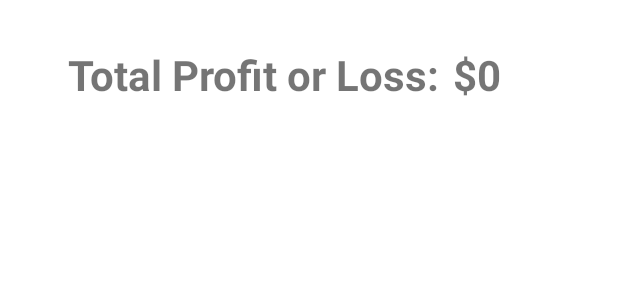
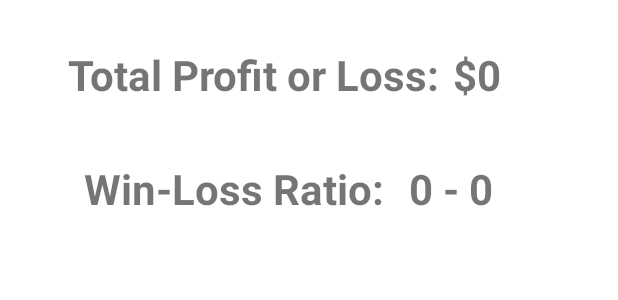
Before and after one commit to jonahmaligaya/jsm34-cs388-001-gambling-logger, an Android app: the layout fragment_stats.xml on its own in the app's theme, with its tools: preview values and no code run, on a phone screen of 412 x 824 dp. Shown: the top 300 px of the screen. Run offline under Robolectric (Android 15) with nearby library versions, the phone set to English and light mode, and no system bars.

Commit message:
Finished win/loss ratio.

```diff
--- a/GamblingLogger/app/src/main/java/com/example/GamblingLogger/StatsFragment.kt
+++ b/GamblingLogger/app/src/main/java/com/example/GamblingLogger/StatsFragment.kt
@@ -20,6 +20,10 @@ class StatsFragment : Fragment() {
         lifecycleScope.launch(Dispatchers.IO) {
             var  totalProfit = (activity?.application as GamblingLoggerApp).db.wagerDao().totalProfitOrLoss()
             view.findViewById<TextView?>(R.id.total_profit_or_loss_amount_value).text = "$" + totalProfit
+
+            var wins = (activity?.application as GamblingLoggerApp).db.wagerDao().wins()
+            var losses = (activity?.application as GamblingLoggerApp).db.wagerDao().losses()
+            view.findViewById<TextView?>(R.id.win_loss_ratio_value).text = wins.toString() + " - " + losses.toString()
         }
 
         return view
--- a/GamblingLogger/app/src/main/java/com/example/GamblingLogger/WagerDao.kt
+++ b/GamblingLogger/app/src/main/java/com/example/GamblingLogger/WagerDao.kt
@@ -18,7 +18,11 @@ interface WagerDao {
     @Query("SELECT sum(profitOrLoss) FROM wager_table")
     fun totalProfitOrLoss() : String
 
+    @Query("SELECT COUNT(*) FROM wager_table WHERE profitOrLoss > 0")
+    fun wins() : Int
 
+    @Query("SELECT COUNT(*) FROM wager_table WHERE profitOrLoss < 0")
+    fun losses() : Int
 
     @Query("DELETE FROM wager_table")
     fun deleteAll()
--- a/GamblingLogger/app/src/main/res/layout/fragment_stats.xml
+++ b/GamblingLogger/app/src/main/res/layout/fragment_stats.xml
@@ -42,6 +42,36 @@
             app:layout_constraintStart_toEndOf="@+id/total_profit_or_loss_label"
             app:layout_constraintTop_toTopOf="@id/total_profit_or_loss_label" />
 
+        <TextView
+            android:id="@+id/win_loss_ratio_label"
+            android:layout_width="wrap_content"
+            android:layout_height="wrap_content"
+            android:layout_marginTop="16dp"
+            android:text="Win-Loss Ratio: "
+            android:textAlignment="textEnd"
+            android:textSize="28sp"
+            android:textStyle="bold"
+            app:layout_constraintBottom_toBottomOf="parent"
+            app:layout_constraintEnd_toEndOf="parent"
+            app:layout_constraintHorizontal_bias="0.273"
+            app:layout_constraintStart_toStartOf="@+id/constFrameDashboard"
+            app:layout_constraintTop_toTopOf="@+id/constFrameDashboard"
+            app:layout_constraintVertical_bias="0.118" />
+
+        <TextView
+            android:id="@+id/win_loss_ratio_value"
+            android:layout_width="wrap_content"
+            android:layout_height="wrap_content"
+            android:layout_marginStart="10dp"
+            android:text="0 - 0"
+            android:textSize="28sp"
+            android:textStyle="bold"
+            app:layout_constraintBottom_toBottomOf="@+id/win_loss_ratio_label"
+            app:layout_constraintEnd_toEndOf="parent"
+            app:layout_constraintHorizontal_bias="0.0"
+            app:layout_constraintStart_toEndOf="@+id/win_loss_ratio_label"
+            app:layout_constraintTop_toTopOf="@id/win_loss_ratio_label" />
+
 
     </androidx.constraintlayout.widget.ConstraintLayout>
 
```
